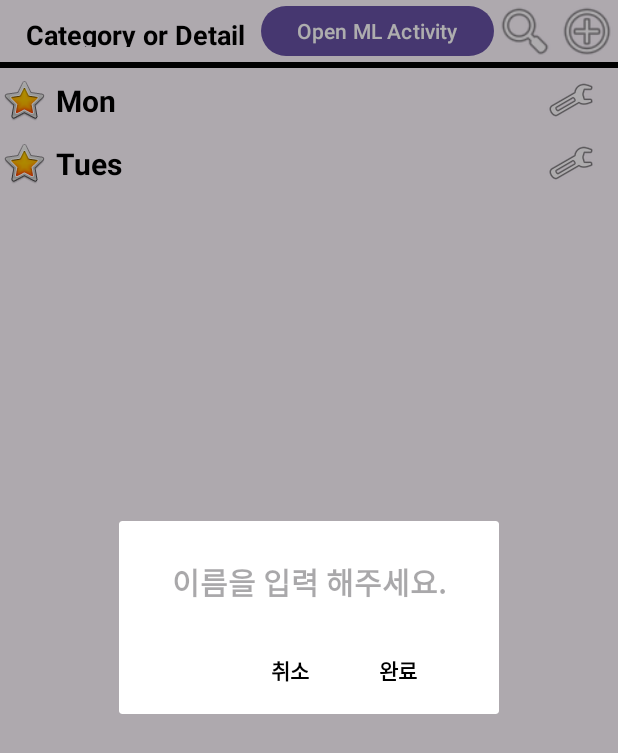
After one commit to kimbamtol/And, an Android app: the fragment WriteDialogFragment placed in its activity, on a phone screen of 412 x 824 dp. The commit adds this screen. Shown: the top 753 px of the screen. Run offline under Robolectric (Android 15) with nearby library versions, the phone set to English and light mode, and no system bars.

Commit message:
리사이클러 뷰 및 ui 그리고 약간의 수정
- 메인 액티비티에 리사이클러 뷰 와 ui 구현.
- 리사이클러 뷰의 아이템 클릭 시 하위 리사이클러 뷰 보이도록 함. 다시 클릭 하면 안 보임
- 돋보기 버튼 클릭 시 키워드 입력 창이 뜸. 여기서 카테고리 검색 시 리사이클러 뷰 업데이트. (아직은 카테고리 한정)
- 플러스 버튼 클릭 시 카테고리와 디테일을 추가하는 버튼을 가지고 있는 다이얼로그 창이 뜸. 카테고리 추가 버튼 클릭 시 이름 입력 하는 창이 뜨고, 입력 시 카테고리 추가. (아직 카테고리만)

```diff
--- a/app/build.gradle.kts
+++ b/app/build.gradle.kts
@@ -43,7 +43,6 @@ android {
 }
 
 dependencies {
-
     implementation("androidx.core:core-ktx:1.9.0")
     implementation("org.jetbrains.kotlinx:kotlinx-coroutines-android:1.8.0")
     implementation("androidx.appcompat:appcompat:1.6.1")
--- a/app/src/main/AndroidManifest.xml
+++ b/app/src/main/AndroidManifest.xml
@@ -14,17 +14,19 @@
         android:supportsRtl="true"
         android:theme="@style/Theme.And"
         tools:targetApi="31">
+
         <activity
             android:name=".MLActivity"
             android:exported="false" />
         <activity
             android:name=".MainActivity"
-            android:exported="true">
+            android:exported="true"
+            android:screenOrientation="portrait"
+            android:windowSoftInputMode="adjustPan">
             <intent-filter>
                 <action android:name="android.intent.action.MAIN" />
                 <category android:name="android.intent.category.LAUNCHER" />
             </intent-filter>
         </activity>
     </application>
-
 </manifest>
--- a/app/src/main/java/com/and/MainActivity.kt
+++ b/app/src/main/java/com/and/MainActivity.kt
@@ -1,19 +1,68 @@
 package com.and
 
+import android.content.Context
 import android.content.Intent
+import androidx.appcompat.app.AppCompatActivity
 import android.os.Bundle
-import android.widget.Button
-import androidx.appcompat.app.AppCompatActivity
-
+import android.view.View
+import androidx.recyclerview.widget.DefaultItemAnimator
+import com.and.adpater.CategoryListAdapter
+import com.and.databinding.ActivityMainBinding
 
 class MainActivity : AppCompatActivity() {
+    private lateinit var binding: ActivityMainBinding
     override fun onCreate(savedInstanceState: Bundle?) {
         super.onCreate(savedInstanceState)
-        setContentView(R.layout.activity_main)
 
-        findViewById<Button>(R.id.buttonOpenMLActivity).setOnClickListener {
-            val intent = Intent(this, MLActivity::class.java)
-            startActivity(intent)
+        binding = ActivityMainBinding.inflate(layoutInflater)
+        setContentView(binding.root)
+        binding.apply {
+            val categoryList = mutableListOf("Mon", "Tues")
+            val adapter = CategoryListAdapter(categoryList)
+            val itemAnimator = DefaultItemAnimator() // 리사이클러 뷰 아이템 변경시 애니메이션 설정
+            itemAnimator.supportsChangeAnimations = false
+            categoryRecyclerView.itemAnimator = itemAnimator
+            categoryRecyclerView.adapter = adapter
+
+            searchDrugBtn.setOnClickListener {
+                if(searchview.visibility == View.GONE) {
+                    searchview.visibility = View.VISIBLE
+                } else {
+                    searchview.visibility = View.GONE
+                }
+            }
+
+            addDrugBtn.setOnClickListener {
+                val addDrugDialogFragment = AddDrugDialogFragment()
+                addDrugDialogFragment.onButtonClickListener = object : AddDrugDialogFragment.OnButtonClickListener {
+                    override fun onAddCategoryBtnClick(text: String) {
+                        categoryList.add(text)
+                        adapter.notifyItemInserted(categoryList.indexOf(text))
+                    }
+
+                    override fun onAddDetailBtnClick() {
+                        return
+                    }
+
+                }
+                addDrugDialogFragment.show(this@MainActivity.supportFragmentManager, "addDrug")
+            }
+
+            buttonOpenMLActivity.setOnClickListener {
+                val intent = Intent(this@MainActivity, MLActivity::class.java)
+                startActivity(intent)
+            }
+
+            searchview.setOnQueryTextListener(object: androidx.appcompat.widget.SearchView.OnQueryTextListener {
+                override fun onQueryTextSubmit(query: String?): Boolean {
+                    return false
+                }
+
+                override fun onQueryTextChange(newText: String?): Boolean {
+                    adapter.filter.filter(newText) // 입력 값에 따라 도감 필터
+                    return false
+                }
+            })
         }
     }
 }
--- /dev/null
+++ b/app/src/main/java/com/and/WriteDialogFragment.kt
@@ -0,0 +1,54 @@
+package com.and
+
+import android.content.res.Resources
+import android.os.Bundle
+import androidx.fragment.app.Fragment
+import android.view.LayoutInflater
+import android.view.View
+import android.view.ViewGroup
+import android.view.WindowManager
+import androidx.fragment.app.DialogFragment
+import com.and.databinding.FragmentWriteDialogBinding
+
+class WriteDialogFragment : DialogFragment() {
+    private var _binding: FragmentWriteDialogBinding? = null
+    private val binding get() = _binding!!
+
+    fun interface OnClickYesListener {
+        fun onClick(text: String)
+    }
+
+    var clickYesListener: OnClickYesListener? = null
+    override fun onCreateView(
+        inflater: LayoutInflater, container: ViewGroup?,
+        savedInstanceState: Bundle?
+    ): View {
+        _binding = FragmentWriteDialogBinding.inflate(inflater, container, false)
+        binding.apply {
+            finishButton.setOnClickListener {
+                clickYesListener?.onClick(write.text.toString())
+                dismiss()
+            }
+
+            cancelButton.setOnClickListener {
+                dismiss()
+            }
+        }
+        isCancelable = false
+        resizeDialog()
+        return binding.root
+    }
+
+    override fun onDestroy() {
+        super.onDestroy()
+        _binding = null
+    }
+
+
+    private fun resizeDialog() {
+        val params: ViewGroup.LayoutParams? = this.dialog?.window?.attributes
+        val deviceWidth = Resources.getSystem().displayMetrics.widthPixels
+        params?.width = (deviceWidth * 0.8).toInt()
+        this.dialog?.window?.attributes = params as WindowManager.LayoutParams
+    }
+}
--- /dev/null
+++ b/app/src/main/java/com/and/adpater/CategoryListAdapter.kt
@@ -0,0 +1,87 @@
+package com.and.adpater
+
+import android.annotation.SuppressLint
+import android.content.Context
+import android.opengl.Visibility
+import android.view.LayoutInflater
+import android.view.View
+import android.view.ViewGroup
+import android.widget.Filter
+import android.widget.Filterable
+import androidx.recyclerview.widget.RecyclerView
+import com.and.databinding.CategorylistItemBinding
+
+class CategoryListAdapter(private val categoryList: List<String>) : RecyclerView.Adapter<CategoryListAdapter.CategoryListViewHodlder>(),
+    Filterable {
+    interface OnClickListener {
+        fun onSettingClick()
+    }
+
+    private var categorys: List<String> = categoryList
+    var onClickListener: OnClickListener? = null
+
+    inner class CategoryListViewHodlder(private val binding: CategorylistItemBinding) : RecyclerView.ViewHolder(binding.root) {
+        init {
+            binding.apply {
+                root.setOnClickListener {
+                    if (detailRecyclerView.visibility == View.GONE) {
+                        detailRecyclerView.visibility = View.VISIBLE
+                    } else {
+                        detailRecyclerView.visibility = View.GONE
+                    }
+                }
+
+                setting.setOnClickListener {
+                    onClickListener?.onSettingClick()
+                }
+            }
+        }
+        fun bind(name: String) {
+            binding.apply {
+                categoryName.text = name
+                val adapter = DetailListAdapter(mutableListOf("aaaaaa", "bcs", "ccc"))
+                detailRecyclerView.adapter = adapter
+            }
+        }
+    }
+
+    override fun onCreateViewHolder(parent: ViewGroup, viewType: Int): CategoryListViewHodlder {
+        val binding = CategorylistItemBinding.inflate(LayoutInflater.from(parent.context), parent, false)
+        return CategoryListViewHodlder(binding)
+    }
+
+    override fun getItemCount(): Int = categorys.size
+
+    override fun onBindViewHolder(holder: CategoryListViewHodlder, position: Int) {
+        holder.bind(categorys[position])
+    }
+
+    override fun getFilter(): Filter {
+        return object : Filter() {
+            override fun performFiltering(constraint: CharSequence?): FilterResults {
+                val charString = constraint.toString()
+                categorys = if(charString.isEmpty()) {
+                    categoryList
+                } else {
+                    val filteredList = mutableListOf<String>()
+                    for(category in categoryList) {
+                        if(category.lowercase().contains(charString.lowercase())) {
+                            filteredList.add(category)
+                        }
+                    }
+                    filteredList
+                }
+                val filterResult = FilterResults()
+                filterResult.values = categorys
+                return filterResult
+            }
+
+            @SuppressLint("NotifyDataSetChanged")
+            @Suppress("UNCHECKED_CAST")
+            override fun publishResults(constraint: CharSequence?, results: FilterResults?) {
+                categorys = results?.values as List<String>
+                notifyDataSetChanged()
+            }
+        }
+    }
+}
--- a/app/src/main/res/layout/activity_main.xml
+++ b/app/src/main/res/layout/activity_main.xml
@@ -6,14 +6,95 @@
     android:layout_height="match_parent"
     tools:context=".MainActivity">
 
+    <androidx.constraintlayout.widget.ConstraintLayout
+        android:id="@+id/top"
+        android:layout_width="0dp"
+        android:layout_height="0dp"
+        app:layout_constraintEnd_toEndOf="parent"
+        app:layout_constraintHeight_percent="0.05"
+        app:layout_constraintStart_toStartOf="parent"
+        app:layout_constraintTop_toTopOf="parent">
+
+        <TextView
+            android:layout_width="180dp"
+            android:layout_height="0dp"
+            android:gravity="center"
+            android:text="Category or Detail"
+            android:textColor="@android:color/black"
+            android:textSize="18sp"
+            android:textStyle="bold"
+            app:layout_constraintBottom_toBottomOf="parent"
+            app:layout_constraintHeight_percent="0.5"
+            app:layout_constraintStart_toStartOf="parent"
+            app:layout_constraintTop_toTopOf="parent" />
+
         <Button
             android:id="@+id/buttonOpenMLActivity"
             android:layout_width="wrap_content"
             android:layout_height="wrap_content"
             android:text="Open ML Activity"
             app:layout_constraintBottom_toBottomOf="parent"
-        app:layout_constraintLeft_toLeftOf="parent"
-        app:layout_constraintRight_toRightOf="parent"
-        app:layout_constraintTop_toTopOf="parent"/>
+            app:layout_constraintEnd_toStartOf="@id/searchDrugBtn"
+            app:layout_constraintTop_toTopOf="parent" />
+
+        <ImageView
+            android:id="@+id/searchDrugBtn"
+            android:layout_width="0dp"
+            android:layout_height="0dp"
+            android:src="@android:drawable/ic_menu_search"
+            app:layout_constraintBottom_toBottomOf="parent"
+            app:layout_constraintEnd_toStartOf="@+id/addDrugBtn"
+            app:layout_constraintTop_toTopOf="parent"
+            app:layout_constraintWidth_percent="0.1" />
+
+        <ImageView
+            android:id="@+id/addDrugBtn"
+            android:layout_width="0dp"
+            android:layout_height="0dp"
+            android:src="@android:drawable/ic_menu_add"
+            app:layout_constraintBottom_toBottomOf="parent"
+            app:layout_constraintEnd_toEndOf="parent"
+            app:layout_constraintTop_toTopOf="parent"
+            app:layout_constraintWidth_percent="0.1" />
+    </androidx.constraintlayout.widget.ConstraintLayout>
+
+    <View
+        android:id="@+id/line1"
+        android:layout_width="match_parent"
+        android:layout_height="4dp"
+        android:background="@color/black"
+        app:layout_constraintStart_toStartOf="parent"
+        app:layout_constraintTop_toBottomOf="@id/top" />
+
+    <androidx.appcompat.widget.SearchView
+        android:id="@+id/searchview"
+        android:layout_width="0dp"
+        android:layout_height="0dp"
+        android:layout_marginStart="15dp"
+        android:layout_marginTop="5dp"
+        android:layout_marginEnd="15dp"
+        android:background="#e4e4e4"
+        android:gravity="center"
+        android:textColor="@color/black"
+        android:textSize="20sp"
+        android:textStyle="bold"
+        android:visibility="gone"
+        app:iconifiedByDefault="false"
+        app:layout_constraintEnd_toEndOf="parent"
+        app:layout_constraintHeight_percent="0.06"
+        app:layout_constraintStart_toStartOf="parent"
+        app:layout_constraintTop_toBottomOf="@+id/line1"
+        app:queryBackground="@null"
+        app:queryHint="키워드 입력..." />
+
+    <androidx.recyclerview.widget.RecyclerView
+        android:id="@+id/category_RecyclerView"
+        android:layout_width="match_parent"
+        android:layout_height="0dp"
+        android:layout_marginTop="5dp"
+        app:layoutManager="androidx.recyclerview.widget.LinearLayoutManager"
+        app:layout_constraintHeight_percent="0.94"
+        app:layout_constraintStart_toStartOf="parent"
+        app:layout_constraintTop_toBottomOf="@id/searchview" />
 
 </androidx.constraintlayout.widget.ConstraintLayout>
--- /dev/null
+++ b/app/src/main/res/layout/categorylist_item.xml
@@ -0,0 +1,56 @@
+<?xml version="1.0" encoding="utf-8"?>
+<androidx.constraintlayout.widget.ConstraintLayout xmlns:android="http://schemas.android.com/apk/res/android"
+    xmlns:tools="http://schemas.android.com/tools"
+    android:layout_width="match_parent"
+    android:layout_height="wrap_content"
+    android:paddingBottom="10dp"
+    xmlns:app="http://schemas.android.com/apk/res-auto">
+
+    <androidx.constraintlayout.widget.ConstraintLayout
+        android:id="@+id/category_item"
+        android:layout_width="match_parent"
+        android:layout_height="wrap_content"
+        app:layout_constraintStart_toStartOf="parent"
+        app:layout_constraintTop_toTopOf="parent">
+
+    <ImageView
+        android:id="@+id/star"
+        android:layout_width="wrap_content"
+        android:layout_height="wrap_content"
+        android:src="@android:drawable/btn_star_big_on"
+        app:layout_constraintStart_toStartOf="parent"
+        app:layout_constraintTop_toTopOf="parent" />
+
+    <TextView
+        android:id="@+id/category_name"
+        android:layout_width="wrap_content"
+        android:layout_height="wrap_content"
+        android:text="category"
+        android:textSize="20sp"
+        android:textColor="@color/black"
+        android:textStyle="bold"
+        android:gravity="center"
+        android:layout_marginStart="5dp"
+        app:layout_constraintStart_toEndOf="@+id/star"
+        app:layout_constraintTop_toTopOf="parent"
+        app:layout_constraintBottom_toBottomOf="parent"/>
+
+    <ImageView
+        android:id="@+id/setting"
+        android:layout_width="wrap_content"
+        android:layout_height="wrap_content"
+        android:layout_marginEnd="15dp"
+        android:src="@android:drawable/ic_menu_manage"
+        app:layout_constraintEnd_toEndOf="parent"
+        app:layout_constraintTop_toTopOf="parent" />
+    </androidx.constraintlayout.widget.ConstraintLayout>
+
+    <androidx.recyclerview.widget.RecyclerView
+        android:id="@+id/detail_RecyclerView"
+        android:layout_width="match_parent"
+        android:layout_height="wrap_content"
+        android:visibility="gone"
+        android:layout_marginTop="5dp"
+        app:layout_constraintTop_toBottomOf="@+id/category_item"
+        app:layoutManager="androidx.recyclerview.widget.LinearLayoutManager"/>
+</androidx.constraintlayout.widget.ConstraintLayout>
--- /dev/null
+++ b/app/src/main/res/layout/fragment_write_dialog.xml
@@ -0,0 +1,47 @@
+<LinearLayout xmlns:android="http://schemas.android.com/apk/res/android"
+    android:layout_width="match_parent"
+    android:layout_height="wrap_content"
+    android:orientation="vertical"
+    android:paddingVertical="5dp"
+    android:paddingHorizontal="15dp">
+
+    <EditText
+        android:id="@+id/write"
+        android:layout_width="match_parent"
+        android:layout_height="wrap_content"
+        android:layout_marginStart="20dp"
+        android:layout_marginEnd="20dp"
+        android:layout_marginTop="20dp"
+        android:hint="이름을 입력 해주세요."
+        android:background="@null"
+        android:textSize="20sp"
+        android:textStyle="bold" />
+
+    <LinearLayout
+        android:layout_width="match_parent"
+        android:layout_height="wrap_content"
+        android:gravity="end"
+        android:layout_marginStart="20dp"
+        android:layout_marginTop="20dp"
+        android:layout_marginEnd="20dp"
+        android:orientation="horizontal">
+
+        <Button
+            android:id="@+id/cancel_button"
+            android:layout_width="wrap_content"
+            android:layout_height="wrap_content"
+            android:text="취소"
+            android:textColor="@color/black"
+            android:textStyle="bold"
+            style="?android:attr/buttonBarButtonStyle" />
+
+        <Button
+            android:id="@+id/finish_button"
+            android:layout_width="wrap_content"
+            android:layout_height="wrap_content"
+            android:text="완료"
+            android:textColor="@color/black"
+            android:textStyle="bold"
+            style="?android:attr/buttonBarButtonStyle" />
+    </LinearLayout>
+</LinearLayout>
```
Also changed, not shown: app/src/main/java/com/and/AddDrugDialogFragment.kt (added, +46 -0 lines), app/src/main/java/com/and/adpater/DetailListAdapter.kt (added, +35 -0 lines), app/src/main/res/layout/detaillist_item.xml (added, +69 -0 lines), app/src/main/res/layout/fragment_add_drug_dialog.xml (added, +29 -0 lines). Lines whose indentation alone changed are shown as unchanged.
